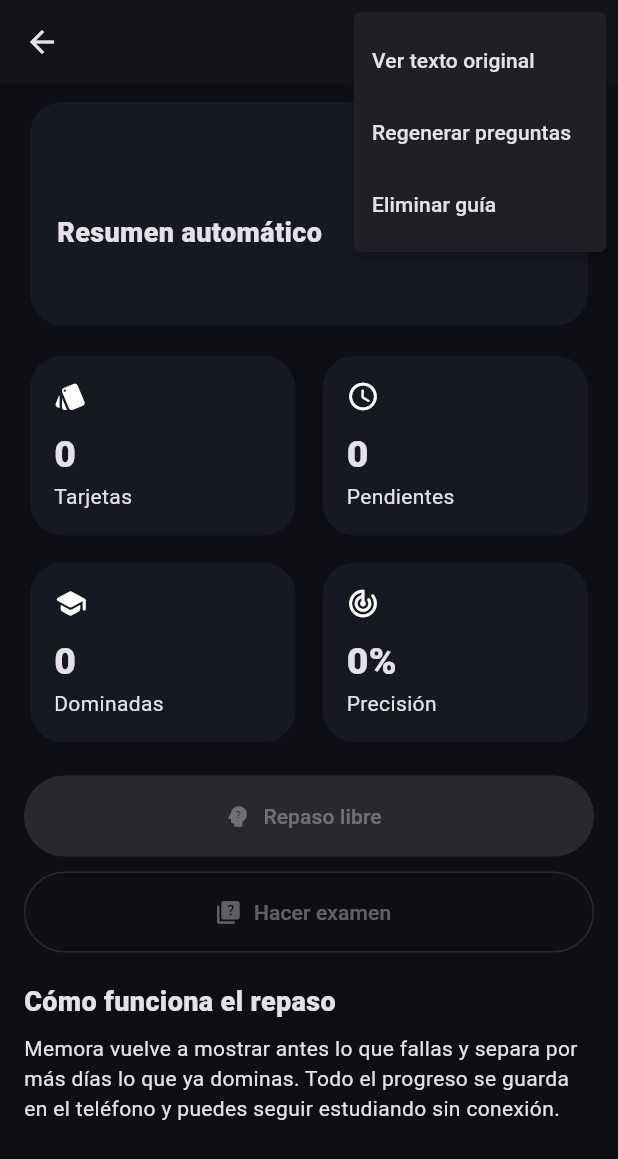
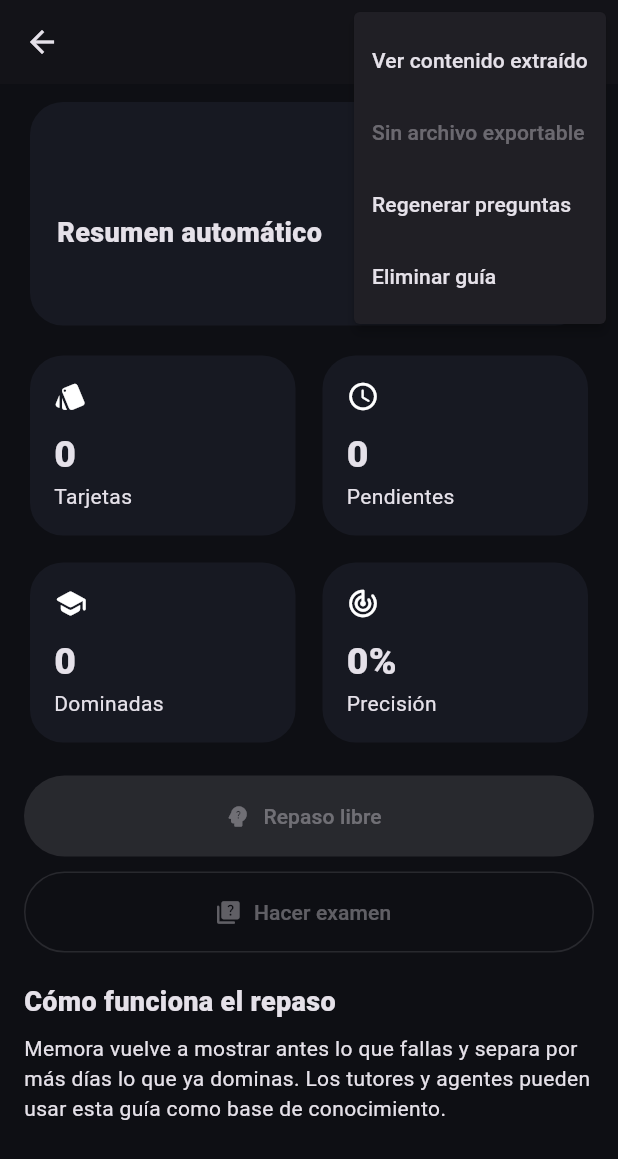
Before and after one commit to angeljo0801/ESTUDIO, a Flutter app: the GuideDetailPage screen opened directly with empty values, after a tap on the "more vert" icon, on a phone screen of 412 x 824 dp. Shown: the top 1159 px of the screen. Run offline on Flutter 3.47's test engine with Material 3 defaults, Android fonts, the light colour scheme and no system bars; our stand-ins replace file_picker, shared_preferences; missing offline and left inert: android_file_picker, excel, fcllama, flutter_file_dialog, pdfrx; accounts and stored records are empty.

Commit message:
Add mobile export action to file-backed guides

```diff
--- a/memora_upgrade/lib/guide_detail_page.dart
+++ b/memora_upgrade/lib/guide_detail_page.dart
@@ -1,5 +1,6 @@
 import 'package:flutter/material.dart';
 
+import 'guide_file_service.dart';
 import 'guide_store.dart';
 import 'models.dart';
 import 'quiz_page.dart';
@@ -27,10 +28,7 @@ class _GuideDetailPageState extends State<GuideDetailPage> {
     await Navigator.push(
       context,
       MaterialPageRoute(
-        builder: (_) => ReviewPage(
-          guide: widget.guide,
-          onSave: _save,
-        ),
+        builder: (_) => ReviewPage(guide: widget.guide, onSave: _save),
       ),
     );
     if (mounted) setState(() {});
@@ -45,9 +43,7 @@ class _GuideDetailPageState extends State<GuideDetailPage> {
     }
     await Navigator.push(
       context,
-      MaterialPageRoute(
-        builder: (_) => QuizPage(guide: widget.guide, onSave: _save),
-      ),
+      MaterialPageRoute(builder: (_) => QuizPage(guide: widget.guide, onSave: _save)),
     );
     if (mounted) setState(() {});
   }
@@ -60,6 +56,21 @@ class _GuideDetailPageState extends State<GuideDetailPage> {
     ScaffoldMessenger.of(context).showSnackBar(
       SnackBar(content: Text('${regenerated.length} tarjetas regeneradas.')),
     );
+  }
+
+  Future<void> _export() async {
+    try {
+      final destination = await GuideFileService.exportGuideFile(widget.guide);
+      if (!mounted || destination == null) return;
+      ScaffoldMessenger.of(context).showSnackBar(
+        const SnackBar(content: Text('Archivo exportado al teléfono.')),
+      );
+    } catch (e) {
+      if (!mounted) return;
+      ScaffoldMessenger.of(context).showSnackBar(
+        SnackBar(content: Text('No pude exportar esta guía: $e')),
+      );
+    }
   }
 
   Future<void> _delete() async {
@@ -98,6 +109,7 @@ class _GuideDetailPageState extends State<GuideDetailPage> {
   Widget build(BuildContext context) {
     final guide = widget.guide;
     final accuracy = (guide.accuracy * 100).round();
+    final fileType = guide.sourceType.toUpperCase();
     return Scaffold(
       appBar: AppBar(
         title: Text(guide.title, maxLines: 1, overflow: TextOverflow.ellipsis),
@@ -105,13 +117,19 @@ class _GuideDetailPageState extends State<GuideDetailPage> {
           PopupMenuButton<String>(
             onSelected: (value) {
               if (value == 'text') _showText();
+              if (value == 'export') _export();
               if (value == 'regen') _regenerate();
               if (value == 'delete') _delete();
             },
-            itemBuilder: (context) => const [
-              PopupMenuItem(value: 'text', child: Text('Ver texto original')),
-              PopupMenuItem(value: 'regen', child: Text('Regenerar preguntas')),
-              PopupMenuItem(value: 'delete', child: Text('Eliminar guía')),
+            itemBuilder: (context) => [
+              const PopupMenuItem(value: 'text', child: Text('Ver contenido extraído')),
+              PopupMenuItem(
+                value: 'export',
+                enabled: guide.hasFile,
+                child: Text(guide.hasFile ? 'Exportar archivo al móvil' : 'Sin archivo exportable'),
+              ),
+              const PopupMenuItem(value: 'regen', child: Text('Regenerar preguntas')),
+              const PopupMenuItem(value: 'delete', child: Text('Eliminar guía')),
             ],
           ),
         ],
@@ -127,12 +145,18 @@ class _GuideDetailPageState extends State<GuideDetailPage> {
                 children: [
                   Row(
                     children: [
-                      Expanded(
-                        child: Text(guide.sourceName, style: Theme.of(context).textTheme.bodySmall),
-                      ),
-                      Chip(label: Text(guide.sourceType.toUpperCase())),
+                      Expanded(child: Text(guide.sourceName, style: Theme.of(context).textTheme.bodySmall)),
+                      Chip(label: Text(fileType)),
                     ],
                   ),
+                  if (guide.hasFile) ...[
+                    const SizedBox(height: 8),
+                    OutlinedButton.icon(
+                      onPressed: _export,
+                      icon: const Icon(Icons.download_outlined),
+                      label: Text('Exportar $fileType al teléfono'),
+                    ),
+                  ],
                   const SizedBox(height: 8),
                   const Text('Resumen automático', style: TextStyle(fontWeight: FontWeight.w800, fontSize: 18)),
                   const SizedBox(height: 10),
@@ -175,7 +199,7 @@ class _GuideDetailPageState extends State<GuideDetailPage> {
           const Text('Cómo funciona el repaso', style: TextStyle(fontWeight: FontWeight.w800, fontSize: 18)),
           const SizedBox(height: 8),
           const Text(
-            'Memora vuelve a mostrar antes lo que fallas y separa por más días lo que ya dominas. Todo el progreso se guarda en el teléfono y puedes seguir estudiando sin conexión.',
+            'Memora vuelve a mostrar antes lo que fallas y separa por más días lo que ya dominas. Los tutores y agentes pueden usar esta guía como base de conocimiento.',
             style: TextStyle(height: 1.45),
           ),
         ],
@@ -186,7 +210,6 @@ class _GuideDetailPageState extends State<GuideDetailPage> {
 
 class _StatCard extends StatelessWidget {
   const _StatCard({required this.value, required this.label, required this.icon});
-
   final String value;
   final String label;
   final IconData icon;
```
